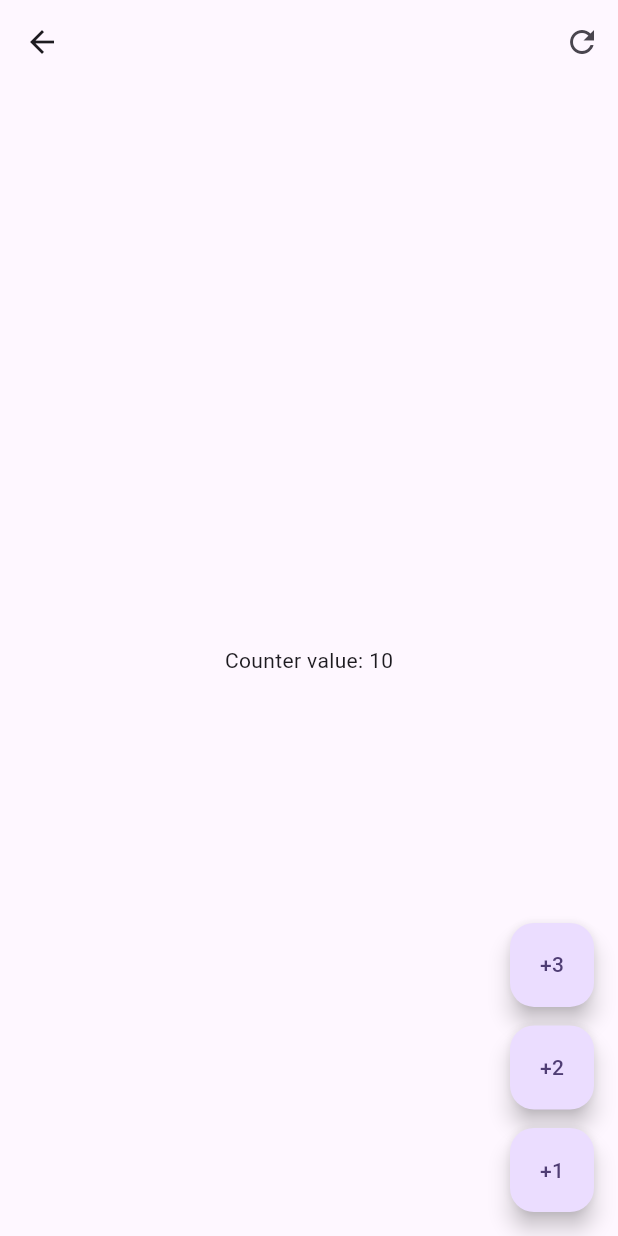
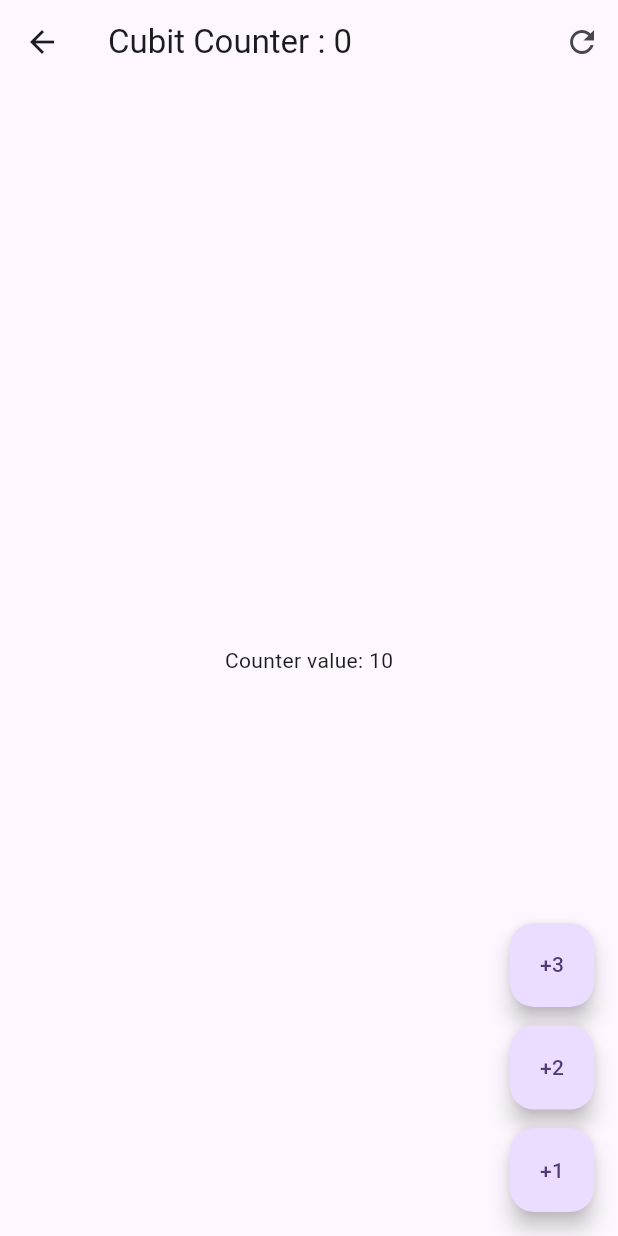
Before and after one commit to Kross26/forms_app, a Flutter app: the screen it shows after launch, after a tap on "Cubits", on a phone screen of 412 x 824 dp. Run offline on Flutter 3.47's test engine with Material 3 defaults, Android fonts, the phone set to English and light mode, and no system bars; our stand-ins replace equatable, flutter_bloc, go_router.

Commit message:
adding flutter bloc and simplifying with handler

```diff
--- a/lib/config/router/app_router.dart
+++ b/lib/config/router/app_router.dart
@@ -1,3 +1,4 @@
+import 'package:forms_app/presentation/screens/bloc_counter_screen.dart';
 import 'package:forms_app/presentation/screens/screens.dart';
 import 'package:go_router/go_router.dart';
 
@@ -9,5 +10,9 @@ final appRouter = GoRouter(routes: [
   GoRoute(
     path: '/cubits',
     builder: (context, state) => const CubitCounterScreen(),
-  )
+  ),
+  GoRoute(
+    path: '/counter-bloc',
+    builder: (context, state) => const BlocCounterScreen(),
+  ),
 ]);
--- /dev/null
+++ b/lib/presentation/blocs/counter-bloc/counter_bloc.dart
@@ -0,0 +1,20 @@
+import 'package:flutter_bloc/flutter_bloc.dart';
+import 'package:equatable/equatable.dart';
+
+part 'counter_event.dart';
+part 'counter_state.dart';
+
+class CounterBloc extends Bloc<CounterEvent, CounterState> {
+  // constructor del CounterBloc, inicializa el estado (CounterState)
+  CounterBloc() : super(const CounterState()) {
+    // on (cuando se dispara el evento (CounterIncreased) ejecuta el handler)
+    on<CounterIncreased>(_onCounterIncreased);
+  }
+
+  void _onCounterIncreased(CounterIncreased event, Emitter<CounterState> emit) {
+    emit(state.copyWith(
+      counter: state.counter + event.valueIncreased,
+      transactionCount: state.transactionCount + 1,
+    ));
+  }
+}
--- /dev/null
+++ b/lib/presentation/blocs/counter-bloc/counter_state.dart
@@ -0,0 +1,24 @@
+part of 'counter_bloc.dart';
+
+class CounterState extends Equatable {
+  final int counter;
+  final int transactionCount;
+// estado que preserva el valor del contador y cambios que ha tenido
+  const CounterState({
+    this.counter = 10, //
+    this.transactionCount = 0, //
+  });
+
+  CounterState copyWith({
+    int? counter,
+    int? transactionCount,
+  }) =>
+      CounterState(
+        // va a hacer el mismo valor pero si no viene va a hacer el mismo valor de la instancia
+        counter: counter ?? this.counter,
+        transactionCount: transactionCount ?? this.transactionCount,
+      );
+
+  @override
+  List<Object> get props => [counter, transactionCount];
+}
--- a/lib/presentation/screens/cubit_counter_screen.dart
+++ b/lib/presentation/screens/cubit_counter_screen.dart
@@ -32,7 +32,9 @@ class _CubirCounterView extends StatelessWidget {
 
     return Scaffold(
       appBar: AppBar(
-        // title: Text('Cubit Counter : ${counterState.transactionCount}'),
+        title: context.select((CounterCubit value) {
+          return Text('Cubit Counter : ${value.state.transactionCount}');
+        }),
         actions: [
           IconButton(
               onPressed: () {
--- a/lib/presentation/screens/home_screen.dart
+++ b/lib/presentation/screens/home_screen.dart
@@ -14,6 +14,12 @@ class HomeScreen extends StatelessWidget {
             subtitle: const Text('Gestor de estado simple'),
             trailing: const Icon(Icons.arrow_forward_ios_rounded),
             onTap: () => context.push('/cubits'),
+          ),
+          ListTile(
+            title: const Text('BLoC'),
+            subtitle: const Text('Gestor de estado compuesto'),
+            trailing: const Icon(Icons.arrow_forward_ios_rounded),
+            onTap: () => context.push('/counter-bloc'),
           )
         ],
       ),
```
Also changed, not shown: lib/presentation/blocs/counter-bloc/counter_event.dart (added, +15 -0 lines).
